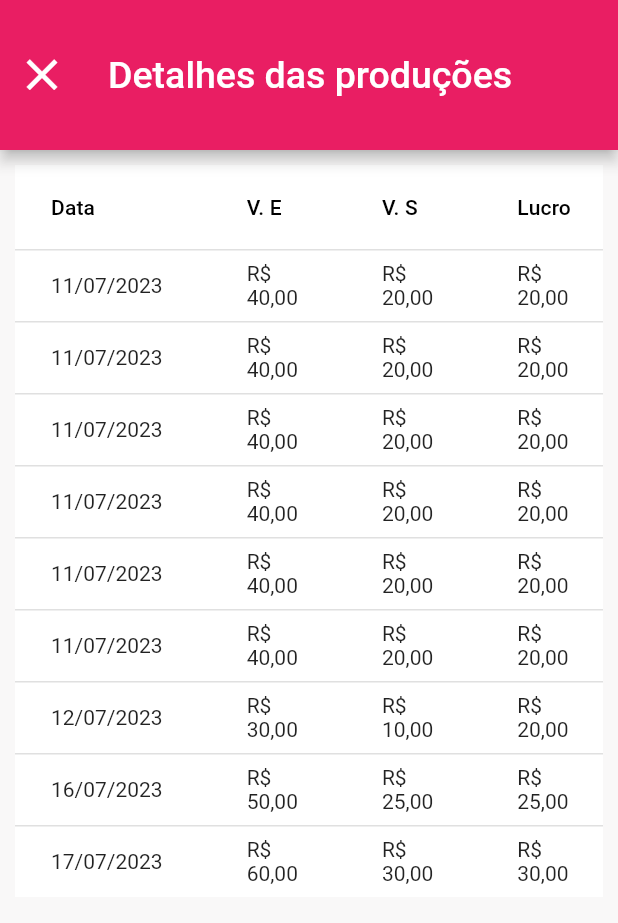
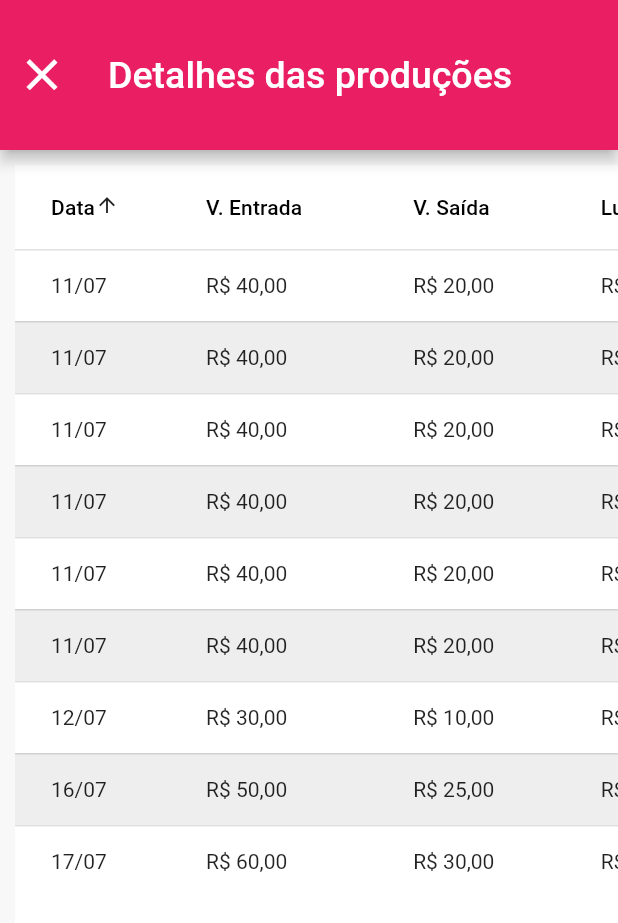
Before and after one commit to Jo-Analyst/app-good-taste, a Flutter app: the ProductionDetails screen opened directly, on a phone screen of 412 x 824 dp. Shown: the top 923 px of the screen. Run offline on Flutter 3.47's test engine with Material 2 defaults, Android fonts, the phone set to English and light mode, and no system bars; our stand-ins replace font_awesome_flutter, sqflite; accounts and stored records are empty.

Commit message:
mudando a visualização do datatableD

```diff
--- a/lib/app/page/production_details.dart
+++ b/lib/app/page/production_details.dart
@@ -1,68 +1,55 @@
 import 'package:flutter/material.dart';
 import 'package:intl/intl.dart';
 
-class ProductionDetails extends StatelessWidget {
+class ProductionDetails extends StatefulWidget {
   const ProductionDetails({super.key});
 
   @override
-  Widget build(BuildContext context) {
+  State<ProductionDetails> createState() => _ProductionDetails();
+}
+
+class _ProductionDetails extends State<ProductionDetails> {
   final List<Map<String, dynamic>> productionDetails = [
-      {
-        "date": "11/07/2023",
-        "value-entry": 40,
-        "value-leave": 20,
-        "profit": 20
-      },
-      {
-        "date": "11/07/2023",
-        "value-entry": 40,
-        "value-leave": 20,
-        "profit": 20
-      },
-      {
-        "date": "11/07/2023",
-        "value-entry": 40,
-        "value-leave": 20,
-        "profit": 20
-      },
-      {
-        "date": "11/07/2023",
-        "value-entry": 40,
-        "value-leave": 20,
-        "profit": 20
-      },
-      {
-        "date": "11/07/2023",
-        "value-entry": 40,
-        "value-leave": 20,
-        "profit": 20
-      },
-      {
-        "date": "11/07/2023",
-        "value-entry": 40,
-        "value-leave": 20,
-        "profit": 20
-      },
-      {
-        "date": "12/07/2023",
-        "value-entry": 30,
-        "value-leave": 10,
-        "profit": 20
-      },
-      {
-        "date": "16/07/2023",
-        "value-entry": 50,
-        "value-leave": 25,
-        "profit": 25
-      },
-      {
-        "date": "17/07/2023",
-        "value-entry": 60,
-        "value-leave": 30,
-        "profit": 30
-      },
+    {"date": "11/07", "value-entry": 40, "value-leave": 20, "profit": 20},
+    {"date": "11/07", "value-entry": 40, "value-leave": 20, "profit": 20},
+    {"date": "11/07", "value-entry": 40, "value-leave": 20, "profit": 20},
+    {"date": "11/07", "value-entry": 40, "value-leave": 20, "profit": 20},
+    {"date": "11/07", "value-entry": 40, "value-leave": 20, "profit": 20},
+    {"date": "11/07", "value-entry": 40, "value-leave": 20, "profit": 20},
+    {"date": "12/07", "value-entry": 30, "value-leave": 10, "profit": 20},
+    {"date": "16/07", "value-entry": 50, "value-leave": 25, "profit": 25},
+    {"date": "17/07", "value-entry": 60, "value-leave": 30, "profit": 30},
   ];
 
+  bool _sortAscending = true;
+  int _sortColumnIndex = 0;
+
+  void _onSort(int columnIndex, bool ascending) {
+    setState(() {
+      _sortColumnIndex = columnIndex;
+      _sortAscending = ascending;
+
+      productionDetails.sort((a, b) {
+        final aValue = a.values.toList()[columnIndex];
+        final bValue = b.values.toList()[columnIndex];
+
+        if (aValue is String && bValue is String) {
+          return ascending
+              ? aValue.compareTo(bValue)
+              : bValue.compareTo(aValue);
+        } else if (aValue is num && bValue is num) {
+          return ascending
+              ? aValue.compareTo(bValue)
+              : bValue.compareTo(aValue);
+        }
+
+        return 0;
+      });
+    });
+  }
+
+  @override
+  Widget build(BuildContext context) {
     return Scaffold(
       appBar: AppBar(
         title: const Text(
@@ -78,35 +65,97 @@ class ProductionDetails extends StatelessWidget {
           ),
         ),
       ),
-      body: SingleChildScrollView(
+      body: LayoutBuilder(builder: (context, constraints) {
+        return SingleChildScrollView(
+          scrollDirection: Axis.horizontal,
           child: Container(
-          // height: double.infinity,
-          width: double.infinity,
+            height: double.infinity,
             color: Colors.white,
             margin: const EdgeInsets.all(10),
+            child: ConstrainedBox(
+              constraints: BoxConstraints(minWidth: constraints.maxWidth),
               child: DataTable(
-            columns: const [
-              DataColumn(label: Text("Data")),
-              DataColumn(label: Text("V. E")),
-              DataColumn(label: Text("V. S")),
-              DataColumn(label: Text("Lucro")),
-            ],
-            rows: productionDetails.map((data) {
+                columns: [
+                  DataColumn(
+                    label: const Text("Data"),
+                    onSort: (columnIndex, ascending) {
+                      _onSort(columnIndex, ascending);
+                    },
+                  ),
+                  DataColumn(
+                    label: const Text("V. Entrada"),
+                    onSort: (columnIndex, ascending) {
+                      _onSort(columnIndex, ascending);
+                    },
+                  ),
+                  DataColumn(
+                    label: const Text("V. Saída"),
+                    onSort: (columnIndex, ascending) {
+                      _onSort(columnIndex, ascending);
+                    },
+                  ),
+                  DataColumn(
+                    label: const Text("Lucro"),
+                    onSort: (columnIndex, ascending) {
+                      _onSort(columnIndex, ascending);
+                    },
+                  ),
+                ]
+                    .map(
+                      (column) => DataColumn(
+                        label: column.label,
+                        onSort: column.onSort,
+                        numeric: column.numeric,
+                        tooltip: column.tooltip,
+                        // Adicione a propriedade flex:
+                      ),
+                    )
+                    .toList(),
+                rows: productionDetails.asMap().entries.map((entry) {
+  final index = entry.key;
+  final data = entry.value;
+  final isEvenRow = index % 2 == 0;
+  final rowColor = isEvenRow ? Colors.white : Colors.grey[200];
+
   return DataRow(
+    color: MaterialStateProperty.resolveWith((states) {
+      if (states.contains(MaterialState.selected)) {
+        return rowColor?.withOpacity(0.5); // Opacidade reduzida quando a linha estiver selecionada
+      } else {
+        return rowColor;
+      }
+    }),
     cells: [
-                  DataCell(Text(data['date'])),
-                  DataCell(Text(NumberFormat("R\$ #0.00", "PT-BR")
-                      .format(data['value-entry']))),
-                  DataCell(Text(NumberFormat("R\$ #0.00", "PT-BR")
-                      .format(data['value-leave']))),
-                  DataCell(Text(NumberFormat("R\$ #0.00", "PT-BR")
-                      .format(data['profit']))),
+      DataCell(InkWell(
+        onTap: () => print(data),
+        child: Text(data['date']),
+      )),
+      DataCell(InkWell(
+        onTap: () => print(data),
+        child: Text(NumberFormat("R\$ #0.00", "PT-BR")
+            .format(data['value-entry'])),
+      )),
+      DataCell(InkWell(
+        onTap: () => print(data),
+        child: Text(NumberFormat("R\$ #0.00", "PT-BR")
+            .format(data['value-leave'])),
+      )),
+      DataCell(InkWell(
+        onTap: () => print(data),
+        child: Text(NumberFormat("R\$ #0.00", "PT-BR")
+            .format(data['profit'])),
+      )),
     ],
   );
 }).toList(),
+
+                sortColumnIndex: _sortColumnIndex,
+                sortAscending: _sortAscending,
               ),
             ),
           ),
         );
+      }),
+    );
   }
 }
```
Lines whose indentation alone changed are shown as unchanged.
